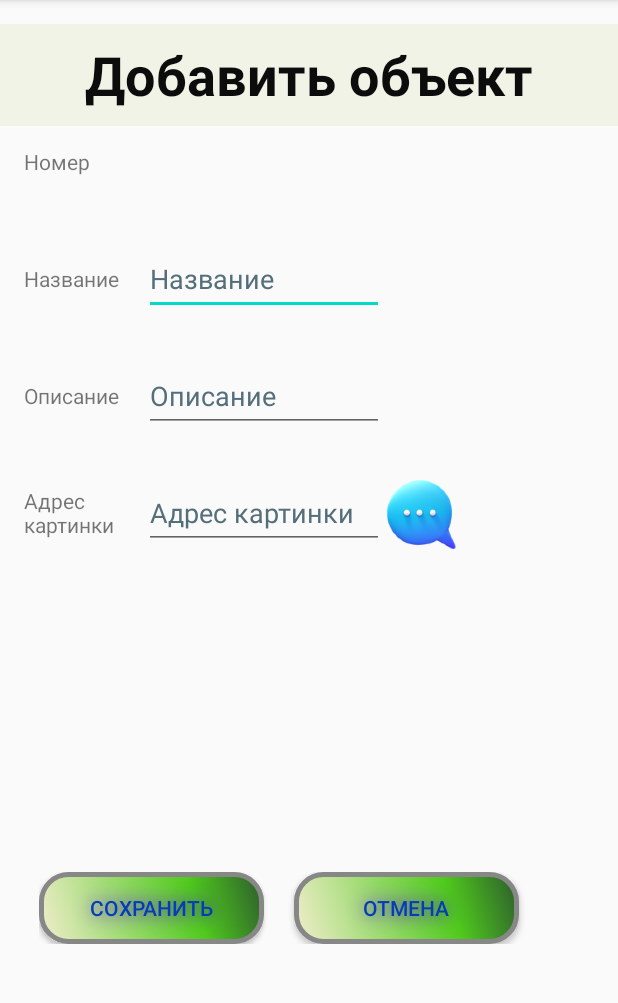
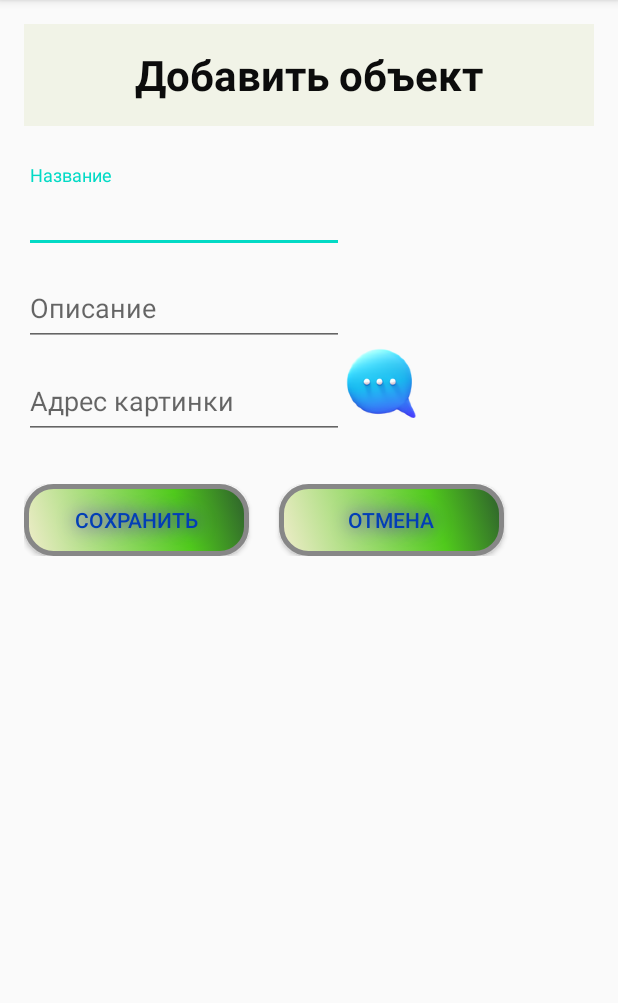
Before and after one commit to edko0831/android, an Android app: the AddObjectActivity screen opened directly, with no data from a screen before it, on a phone screen of 412 x 824 dp, the part 84-1087 px from its top. Run offline under Robolectric (Android 15) with nearby library versions, the phone set to English and light mode, and no system bars; our stand-ins replace Room's generated code.

Commit message:
commit - 3

```diff
--- a/app/src/main/res/layout/activity_add_object.xml
+++ b/app/src/main/res/layout/activity_add_object.xml
@@ -4,19 +4,13 @@
     xmlns:tools="http://schemas.android.com/tools"
     android:layout_width="match_parent"
     android:layout_height="match_parent"
+    android:layout_marginEnd="@dimen/base_margin"
+    android:layout_marginStart="@dimen/base_margin"
     tools:context=".myActivity.AddObjectActivity">
 
     <TextView
         android:id="@+id/textView_object"
-        android:layout_width="match_parent"
-        android:layout_height="68dp"
-        android:layout_marginTop="16dp"
-        android:background="#F1F3E7"
-        android:gravity="center"
-        android:text="@string/not_text"
-        android:textColor="#0C0C0C"
-        android:textSize="36sp"
-        android:textStyle="bold"
+        style="@style/header_style"
         app:layout_constraintEnd_toEndOf="parent"
         app:layout_constraintStart_toStartOf="parent"
         app:layout_constraintTop_toTopOf="parent"
@@ -26,56 +20,40 @@
     <LinearLayout
         android:id="@+id/linearLayout1"
         android:layout_width="match_parent"
-        android:layout_height="48dp"
+        android:layout_height="wrap_content"
         android:baselineAligned="false"
-        android:orientation="horizontal"
-        app:layout_constraintTop_toBottomOf="@+id/textView_object"
-        tools:layout_editor_absoluteX="69dp">
+        android:orientation="vertical"
+        app:layout_constraintTop_toBottomOf="@+id/textView_object">
 
-
-        <TextView
-            android:id="@+id/viewTex_wifi_net"
-            android:layout_width="70dp"
-            android:layout_height="match_parent"
-            android:layout_marginStart="16dp"
-            android:gravity="center_vertical"
-            android:text="@string/id_number"
-            android:textColorHighlight="#090909" />
+        <com.google.android.material.textfield.TextInputLayout
+            android:id="@+id/viewView_id"
+            android:layout_width="wrap_content"
+            android:layout_height="wrap_content"
+            android:layout_below="@id/textView_id"
+            android:layout_marginTop="3dp"
+            tools:ignore="NotSibling">
 
             <TextView
                 android:id="@+id/textView_id"
                 android:layout_width="wrap_content"
-            android:layout_height="match_parent"
-            android:layout_marginStart="16dp"
+                android:layout_height="wrap_content"
                 android:gravity="center_vertical"
                 android:text=""
                 android:textColorHighlight="#090909" />
+        </com.google.android.material.textfield.TextInputLayout>
 
-    </LinearLayout>
-
-    <LinearLayout
-        android:id="@+id/linearLayout2"
-        android:layout_width="0dp"
-        android:layout_height="48dp"
-        android:layout_marginTop="30dp"
-        android:orientation="horizontal"
-        app:layout_constraintEnd_toEndOf="parent"
-        app:layout_constraintStart_toStartOf="parent"
-        app:layout_constraintTop_toBottomOf="@+id/linearLayout1">
-
-        <TextView
+        <com.google.android.material.textfield.TextInputLayout
             android:id="@+id/text_user_name"
-            android:layout_width="70dp"
-            android:layout_height="match_parent"
-            android:layout_marginStart="16dp"
-            android:gravity="center_vertical"
-            android:text="@string/name" />
+            android:layout_width="wrap_content"
+            android:layout_height="wrap_content"
+            android:layout_below="@id/textEdit_name"
+            android:layout_marginTop="3dp"
+            tools:ignore="MissingConstraints">
 
             <EditText
                 android:id="@+id/textEdit_name"
-            android:layout_width="160dp"
-            android:layout_height="match_parent"
-            android:layout_marginStart="10dp"
+                android:layout_width="wrap_content"
+                android:layout_height="wrap_content"
                 android:autofillHints=""
                 android:ems="10"
                 android:hint="@string/name"
@@ -84,32 +62,20 @@
                 android:singleLine="true"
                 android:textColorHint="#546E7A"
                 tools:ignore="DuplicateSpeakableTextCheck" />
+        </com.google.android.material.textfield.TextInputLayout>
 
-    </LinearLayout>
-
-    <LinearLayout
-        android:id="@+id/linearLayout3"
-        android:layout_width="0dp"
-        android:layout_height="48dp"
-        android:layout_marginTop="30dp"
-        android:orientation="horizontal"
-        app:layout_constraintEnd_toEndOf="parent"
-        app:layout_constraintStart_toStartOf="parent"
-        app:layout_constraintTop_toBottomOf="@+id/linearLayout2">
-
-        <TextView
-            android:id="@+id/textIP"
-            android:layout_width="70dp"
-            android:layout_height="match_parent"
-            android:layout_marginStart="16dp"
-            android:gravity="center_vertical"
-            android:text="@string/description" />
+        <com.google.android.material.textfield.TextInputLayout
+            android:id="@+id/viewEdit_description"
+            android:layout_width="wrap_content"
+            android:layout_height="wrap_content"
+            android:layout_below="@id/textEdit_description"
+            android:layout_marginTop="3dp"
+            tools:ignore="NotSibling">
 
             <EditText
                 android:id="@+id/textEdit_description"
-            android:layout_width="160dp"
-            android:layout_height="match_parent"
-            android:layout_marginStart="10dp"
+                android:layout_width="wrap_content"
+                android:layout_height="wrap_content"
                 android:autofillHints=""
                 android:ems="10"
                 android:hint="@string/description"
@@ -118,31 +84,30 @@
                 android:singleLine="true"
                 android:textColorHint="#546E7A"
                 tools:ignore="DuplicateSpeakableTextCheck" />
+        </com.google.android.material.textfield.TextInputLayout>
+
     </LinearLayout>
 
     <LinearLayout
         android:id="@+id/linearLayout4"
-        android:layout_width="0dp"
-        android:layout_height="48dp"
-        android:layout_marginTop="30dp"
+        android:layout_width="match_parent"
+        android:layout_height="wrap_content"
          android:orientation="horizontal"
         app:layout_constraintEnd_toEndOf="parent"
         app:layout_constraintStart_toStartOf="parent"
-        app:layout_constraintTop_toBottomOf="@+id/linearLayout3">
+        app:layout_constraintTop_toBottomOf="@+id/linearLayout1">
 
-        <TextView
+        <com.google.android.material.textfield.TextInputLayout
             android:id="@+id/text_input_password"
-            android:layout_width="70dp"
-            android:layout_height="match_parent"
-            android:layout_marginStart="16dp"
-            android:gravity="center_vertical"
-            android:text="@string/picture_url" />
+            android:layout_width="wrap_content"
+            android:layout_height="wrap_content"
+            android:layout_below="@id/textEdit_picture"
+            android:layout_marginTop="3dp">
 
             <EditText
                 android:id="@+id/textEdit_picture"
-            android:layout_width="160dp"
-            android:layout_height="match_parent"
-            android:layout_marginStart="10dp"
+                android:layout_width="wrap_content"
+                android:layout_height="wrap_content"
                 android:autofillHints=""
                 android:ems="10"
                 android:hint="@string/picture_url"
@@ -151,7 +116,7 @@
                 android:singleLine="true"
                 android:textColorHint="#546E7A"
                 tools:ignore="DuplicateSpeakableTextCheck" />
-
+        </com.google.android.material.textfield.TextInputLayout>
         <ImageButton
             android:id="@+id/imageButton_open"
             android:layout_width="48dp"
@@ -162,14 +127,12 @@
 
     <LinearLayout
         android:id="@+id/linearLayoutButton"
-        android:layout_width="wrap_content"
+        android:layout_width="match_parent"
         android:layout_height="wrap_content"
-        android:layout_marginTop="76dp"
-        android:baselineAligned="false"
+        android:layout_marginTop="30dp"
+        android:baselineAligned="true"
         android:orientation="horizontal"
-        app:layout_constraintBottom_toBottomOf="parent"
         app:layout_constraintEnd_toEndOf="parent"
-        app:layout_constraintHorizontal_bias="0.364"
         app:layout_constraintStart_toStartOf="parent"
         app:layout_constraintTop_toBottomOf="@+id/linearLayout4" />
 
--- a/app/src/main/res/layout/fragment_item_list.xml
+++ b/app/src/main/res/layout/fragment_item_list.xml
@@ -6,11 +6,6 @@
     android:name="com.example.mydacha2.ItemFragment"
     android:layout_width="match_parent"
     android:layout_height="match_parent"
-    android:layout_marginLeft="20dp"
-    android:layout_marginTop="20dp"
-    android:layout_marginRight="20dp"
-    android:layout_marginBottom="20dp"
-
 
     app:layoutManager="LinearLayoutManager"
     tools:context=".fragment.ItemFragment"
--- a/app/src/main/res/layout/fragment_main_list.xml
+++ b/app/src/main/res/layout/fragment_main_list.xml
@@ -6,12 +6,6 @@
     android:name="com.example.mydacha2.ItemMainFragment"
     android:layout_width="match_parent"
     android:layout_height="match_parent"
-    android:layout_marginLeft="20dp"
-    android:layout_marginTop="20dp"
-    android:layout_marginRight="20dp"
-    android:layout_marginBottom="20dp"
-
-
     app:layoutManager="LinearLayoutManager"
     tools:context=".fragment.ItemMainFragment"
     tools:listitem="@layout/fragment_item_main" />
--- a/app/src/main/res/values/dimens.xml
+++ b/app/src/main/res/values/dimens.xml
@@ -7,6 +7,6 @@
     <dimen name="fab_margin">16dp</dimen>
     <dimen name="base_margin">16dp</dimen>
     <dimen name="text_title_size">28sp</dimen>
-    <dimen name="layout_marginTop">25dp</dimen>
+    <dimen name="layout_marginTop">15dp</dimen>
 
 </resources>
--- a/app/src/main/res/values/styles.xml
+++ b/app/src/main/res/values/styles.xml
@@ -25,4 +25,16 @@
         <item name="boxCornerRadiusTopEnd">3dp</item>
         <item name="boxCornerRadiusTopStart">3dp</item>
     </style>
+
+    <style name="header_style" parent="Widget.MaterialComponents.TextInputLayout.OutlinedBox.ExposedDropdownMenu">
+        <item name="android:layout_width">match_parent</item>
+        <item name="android:layout_height">68dp</item>
+        <item name="android:layout_marginTop">16dp</item>
+        <item name="android:textSize">@dimen/text_title_size</item>
+        <item name="android:textColor">#0C0C0C</item>
+        <item name="android:textStyle">bold</item>
+        <item name="android:background">#F1F3E7</item>
+        <item name="android:gravity">center</item>
+        <item name="android:text">@string/not_text</item>
+    </style>
 </resources>
```
Also changed, not shown: app/src/main/java/com/example/mydacha2/myActivity/AddControlPointActivity.java (+5 -4 lines), app/src/main/res/layout/activity_connect_wi_fi.xml (+4 -10 lines), app/src/main/res/layout/activity_control_point.xml (+43 -103 lines), app/src/main/res/layout/activity_main_new.xml (+16 -25 lines), app/src/main/res/layout/activity_my_object.xml (+12 -24 lines), app/src/main/res/layout/activity_setting2.xml (+43 -77 lines). Lines whose indentation alone changed are shown as unchanged.
